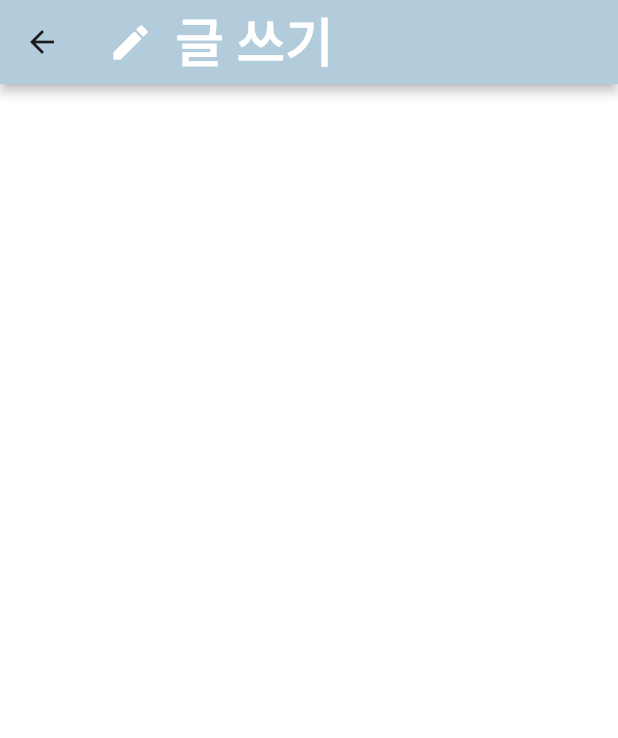
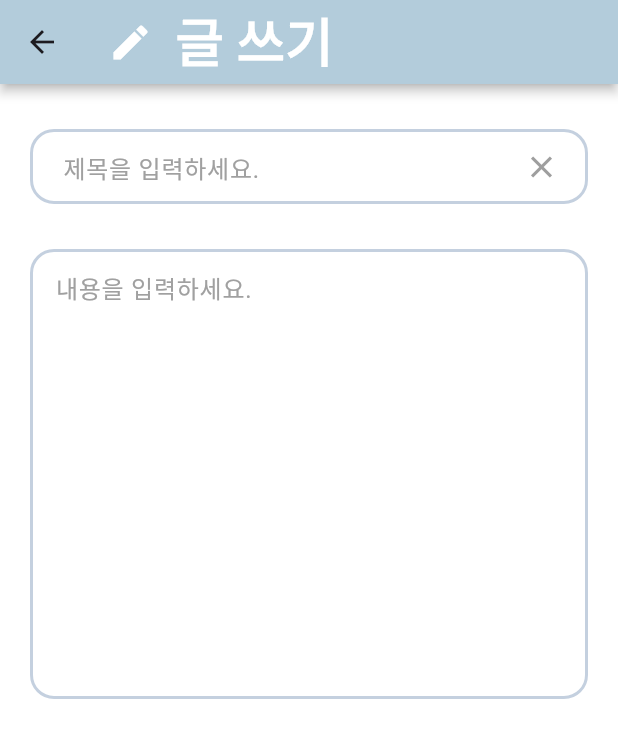
Before and after one commit to WooRiGyeoRe/notice_board, a Flutter app: the WriteScreen screen opened directly, on a phone screen of 412 x 824 dp. Shown: the top 738 px of the screen. Run offline on Flutter 3.47's test engine with Material 3 defaults, Android fonts, the phone set to English and light mode, and no system bars; missing offline and left inert: dart:ffi; Roboto replaces fonts that are missing (jeongianjeon-Regular).

Commit message:
작성 화면 구현 중

```diff
--- a/lib/main.dart
+++ b/lib/main.dart
@@ -20,12 +20,12 @@ void main() {
 
   runApp(
     MaterialApp(
-        home: const HomeScreen(), // 홈 화면을 시작 화면으로 설정
-        // const LoginScreen(),
-        // const JoinScreen(),
-        // const BoardScreen(),
-        // const ProfileScreen(),
-        // const WriteScreen(),
+        home: //const HomeScreen(), // 홈 화면을 시작 화면으로 설정
+            // const LoginScreen(),
+            // const JoinScreen(),
+            // const BoardScreen(),
+            // const ProfileScreen(),
+            const WriteScreen(),
         theme: ThemeData(fontFamily: "jeongianjeon-Regular"),
         themeMode: ThemeMode.system),
   );
--- a/lib/screen/join_screen.dart
+++ b/lib/screen/join_screen.dart
@@ -48,7 +48,7 @@ class _JoinFormState extends State<JoinForm> {
   // 아이디 초기화 변수
   final TextEditingController _idResetController = TextEditingController();
 
-  // 아이디 초기화 변수
+  // 닉네임 초기화 변수
   final TextEditingController _nickResetController = TextEditingController();
 
   // 비밀번호 보기 여부를 관리할 변수
--- a/lib/screen/write_screen.dart
+++ b/lib/screen/write_screen.dart
@@ -1,4 +1,5 @@
 import 'package:flutter/material.dart';
+import 'package:flutter/widgets.dart';
 
 // 글 쓰기&수정
 class WriteScreen extends StatelessWidget {
@@ -23,17 +24,112 @@ class WriteScreen extends StatelessWidget {
         ),
         backgroundColor: const Color.fromARGB(255, 185, 215, 224), // 앱바 배경색
         elevation: 3, // 그림자 깊이
-          shadowColor: Colors.black), // 앱바 그림자
+        shadowColor: Colors.black, // 앱바 그림자
+      ),
       backgroundColor: Colors.white, // 전체 화면 배경색
-      // resizeToAvoidBottomInset: false, // 키보드 오버플로우 해결
       body: const Column(
-        children: [],
+        children: [
+          WriteForm(),
+        ],
       ),
-      // bottomNavigationBar: const BottomBar(),
     );
   }
 }
 
-// class WriteForm extends StatefulWidget {
-//   const WriteForm({super.key});
-// }
+class WriteForm extends StatefulWidget {
+  const WriteForm({super.key});
+
+  @override
+  _WriteFormState createState() => _WriteFormState();
+}
+
+class _WriteFormState extends State<WriteForm> {
+  // 제목 입력
+  final TextEditingController _titleController = TextEditingController();
+
+  // 내용 입력
+  final TextEditingController _contentController = TextEditingController();
+
+  @override
+  Widget build(BuildContext context) {
+    return Center(
+      child: Column(
+        mainAxisAlignment: MainAxisAlignment.center,
+        children: [
+          // 제목
+          Container(
+            margin: const EdgeInsets.symmetric(vertical: 30), // 위아래 간격 추가
+            padding: const EdgeInsets.only(left: 20, right: 5), // 좌우 내부 여백 추가
+            width: 372,
+            height: 50,
+            decoration: BoxDecoration(
+              borderRadius: BorderRadius.circular(16),
+              border: Border.all(
+                color: const Color.fromARGB(255, 196, 208, 223),
+                width: 2, // 테두리 두께
+              ),
+            ),
+            child: Row(
+              children: [
+                Expanded(
+                  // Row 내부에서 TextField를 Expanded로 감쌈
+                  child: TextField(
+                    keyboardType: TextInputType.text,
+                    controller: _titleController,
+                    style: const TextStyle(
+                      color: Color.fromARGB(255, 95, 95, 95),
+                    ),
+                    decoration: const InputDecoration(
+                      border: InputBorder.none,
+                      hintText: '제목을 입력하세요.',
+                      hintStyle: TextStyle(
+                        color: Color.fromARGB(255, 160, 160, 160),
+                      ),
+                    ),
+                  ),
+                ),
+                IconButton(
+                  onPressed: () {
+                    _titleController.clear(); // 텍스트 필드 내용 초기화
+                  },
+                  icon: const Icon(
+                    Icons.clear,
+                    color: Color.fromARGB(255, 158, 158, 158),
+                  ),
+                ),
+              ],
+            ),
+          ),
+          // 내용
+          Container(
+            padding: const EdgeInsets.symmetric(horizontal: 15), // 좌우 내부 여백 추가
+            width: 372,
+            height: 300,
+            decoration: BoxDecoration(
+              borderRadius: BorderRadius.circular(16),
+              border: Border.all(
+                color: const Color.fromARGB(255, 196, 208, 223),
+                width: 2, // 테두리 두께
+              ),
+            ),
+            child: TextField(
+              keyboardType: TextInputType.multiline,
+              maxLines: null, // 줄 바꿈
+              controller: _contentController,
+              style: const TextStyle(
+                color: Color.fromARGB(255, 95, 95, 95),
+              ),
+              decoration: const InputDecoration(
+                border: InputBorder.none,
+                hintText: '내용을 입력하세요.',
+                hintStyle: TextStyle(
+                  color: Color.fromARGB(255, 160, 160, 160),
+                ),
+              ),
+            ),
+          ),
+        ],
+      ),
+    );
+  }
+}
```
Lines whose indentation alone changed are shown as unchanged.
